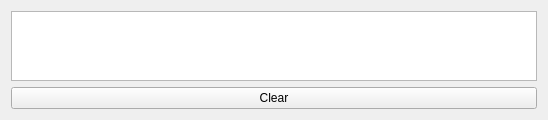
HEXRD/hexrdgui, file hexrd/ui/resources/ui/messages_widget.ui: the form before one commit.
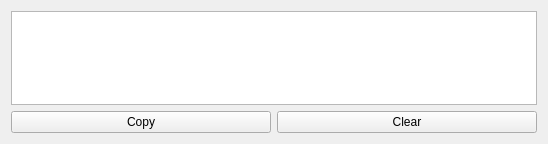
The form after the commit.

Commit message:
Add a "Copy" button to the messages widget
This copies the text in the messages widget to the user's clipboard.

It is there for convenience, so that the user doesn't have to highlight
the text before copying.

```diff
--- a/hexrd/ui/resources/ui/messages_widget.ui
+++ b/hexrd/ui/resources/ui/messages_widget.ui
@@ -7,7 +7,7 @@
     <x>0</x>
     <y>0</y>
     <width>548</width>
-    <height>119</height>
+    <height>144</height>
    </rect>
   </property>
   <property name="minimumSize">
@@ -16,21 +16,28 @@
     <height>0</height>
    </size>
   </property>
-  <layout class="QVBoxLayout" name="verticalLayout">
-   <item>
+  <layout class="QGridLayout" name="gridLayout">
+   <item row="1" column="1">
+    <widget class="QPushButton" name="clear">
+     <property name="text">
+      <string>Clear</string>
+     </property>
+    </widget>
+   </item>
+   <item row="1" column="0">
+    <widget class="QPushButton" name="copy">
+     <property name="text">
+      <string>Copy</string>
+     </property>
+    </widget>
+   </item>
+   <item row="0" column="0" colspan="2">
     <widget class="QTextEdit" name="text">
      <property name="readOnly">
       <bool>true</bool>
      </property>
     </widget>
    </item>
-   <item>
-    <widget class="QPushButton" name="clear">
-     <property name="text">
-      <string>Clear</string>
-     </property>
-    </widget>
-   </item>
   </layout>
  </widget>
  <tabstops>
```
Left out of the diff: 1 changed line with no effect on the pictures. The commit also changes 2 other files.
